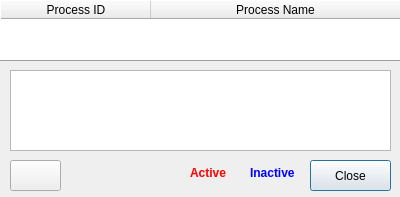
This is viewprocessor.ui in dutchgold92/TaskStalker as Qt 5 draws it before an edit. The edited form follows.
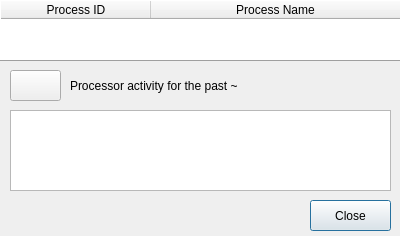
This is the edited form.

Commit message: Finished ViewProcessor (probably) -> Added QGraphicsProcessItem class ( : QGraphicsEllipseItem) - for items on the graph -> Removed markers from the graph (redundant) -> Out-of-bounds graph items now delete properly -> Stability issues with this module seem to be solved, for the above two reasons

```diff
--- a/viewprocessor.ui
+++ b/viewprocessor.ui
@@ -7,7 +7,7 @@
     <x>0</x>
     <y>0</y>
     <width>400</width>
-    <height>197</height>
+    <height>236</height>
    </rect>
   </property>
   <property name="windowTitle">
@@ -17,7 +17,7 @@
    <property name="geometry">
     <rect>
      <x>10</x>
-     <y>70</y>
+     <y>110</y>
      <width>381</width>
      <height>81</height>
     </rect>
@@ -41,7 +41,7 @@
    <property name="geometry">
     <rect>
      <x>310</x>
-     <y>160</y>
+     <y>200</y>
      <width>81</width>
      <height>31</height>
     </rect>
@@ -97,10 +97,10 @@
   <widget class="QLabel" name="timeLabel">
    <property name="geometry">
     <rect>
-     <x>70</x>
-     <y>163</y>
-     <width>101</width>
-     <height>20</height>
+     <x>10</x>
+     <y>200</y>
+     <width>121</width>
+     <height>21</height>
     </rect>
    </property>
    <property name="font">
@@ -113,55 +113,11 @@
     <string/>
    </property>
   </widget>
-  <widget class="QLabel" name="activeLabel">
-   <property name="geometry">
-    <rect>
-     <x>190</x>
-     <y>163</y>
-     <width>52</width>
-     <height>20</height>
-    </rect>
-   </property>
-   <property name="font">
-    <font>
-     <weight>75</weight>
-     <bold>true</bold>
-    </font>
-   </property>
-   <property name="styleSheet">
-    <string notr="true">color: #ff0000;</string>
-   </property>
-   <property name="text">
-    <string>Active</string>
-   </property>
-  </widget>
-  <widget class="QLabel" name="inactiveLabel">
-   <property name="geometry">
-    <rect>
-     <x>250</x>
-     <y>163</y>
-     <width>81</width>
-     <height>20</height>
-    </rect>
-   </property>
-   <property name="font">
-    <font>
-     <weight>75</weight>
-     <bold>true</bold>
-    </font>
-   </property>
-   <property name="styleSheet">
-    <string notr="true">color: #0000ff;</string>
-   </property>
-   <property name="text">
-    <string>Inactive</string>
-   </property>
-  </widget>
   <widget class="QPushButton" name="toggleUpdateButton">
    <property name="geometry">
     <rect>
      <x>10</x>
-     <y>160</y>
+     <y>70</y>
      <width>51</width>
      <height>31</height>
     </rect>
@@ -170,6 +126,25 @@
     <string/>
    </property>
   </widget>
+  <widget class="QLabel" name="graphTimeScaleLabel">
+   <property name="geometry">
+    <rect>
+     <x>70</x>
+     <y>70</y>
+     <width>321</width>
+     <height>31</height>
+    </rect>
+   </property>
+   <property name="font">
+    <font>
+     <weight>50</weight>
+     <bold>false</bold>
+    </font>
+   </property>
+   <property name="text">
+    <string>Processor activity for the past ~</string>
+   </property>
+  </widget>
  </widget>
  <resources/>
  <connections/>
```
The commit also changes 28 other files.
